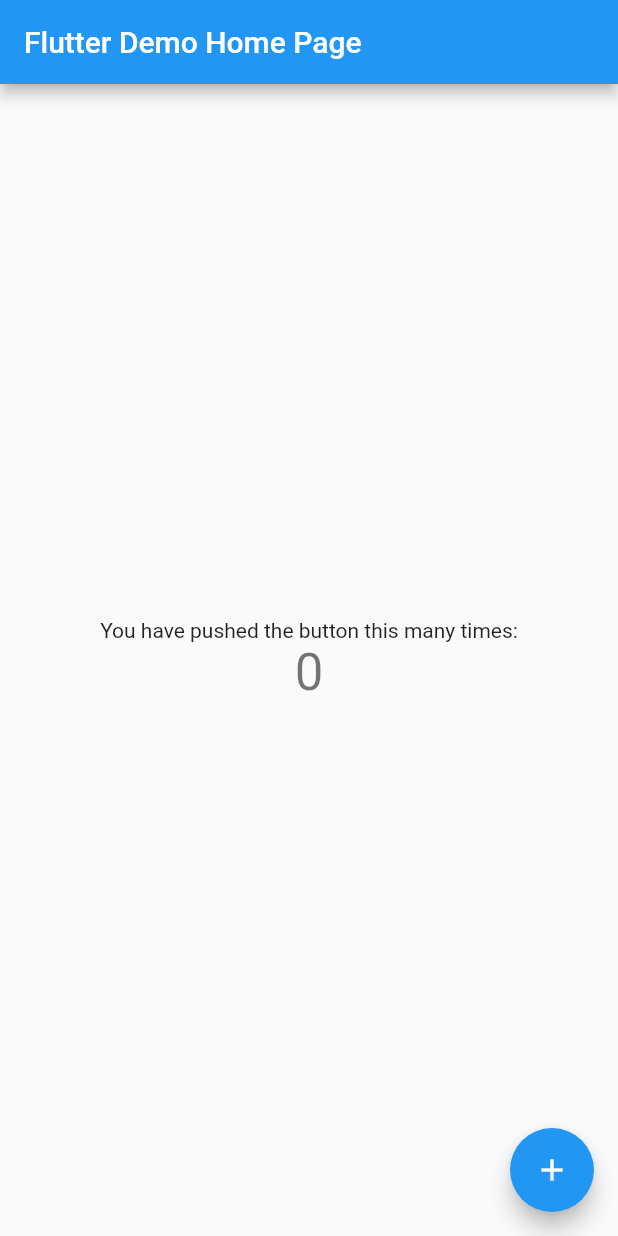
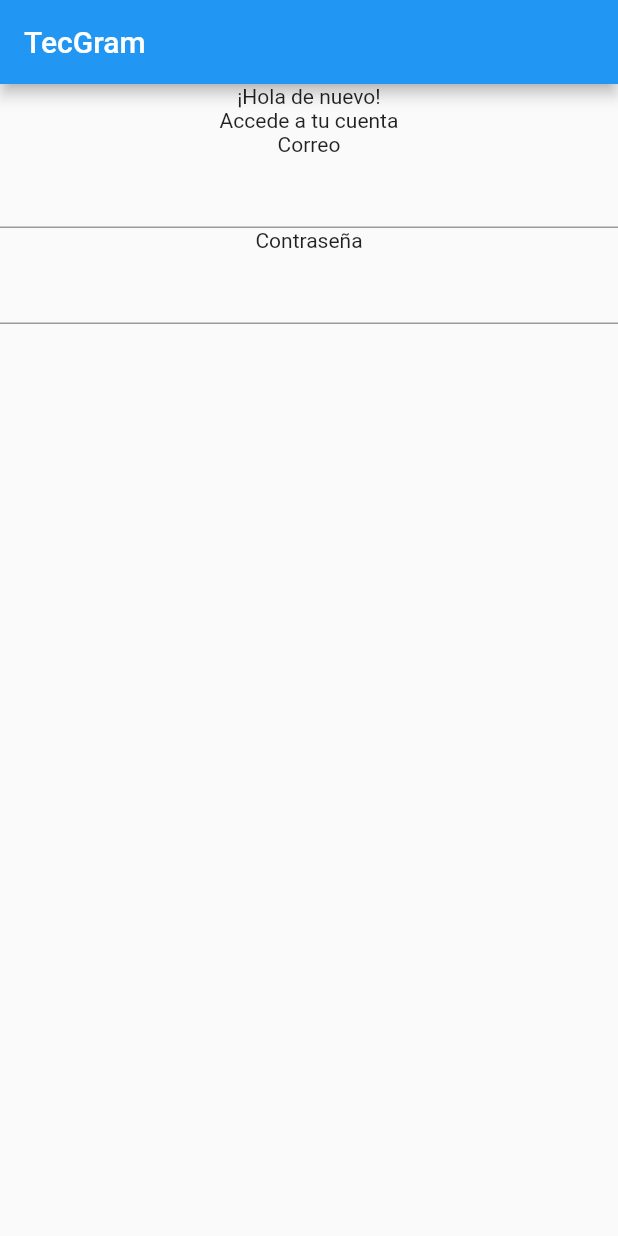
Before and after one commit to MARS42/TecGram, a Flutter app: the screen it shows after launch, on a phone screen of 412 x 824 dp. Run offline on Flutter 3.47's test engine with Material 2 defaults, Android fonts, the phone set to English and light mode, and no system bars; our stand-ins replace flutter_secure_storage.

Commit message:
Agregada librería Flutter secure storage e implementación de vistas sin funcionamiento de Home y Login.

```diff
--- /dev/null
+++ b/lib/api/Auth.dart
@@ -0,0 +1,4 @@
+class Auth {
+  login(String correo, String password) async {
+  }
+}
--- a/lib/main.dart
+++ b/lib/main.dart
@@ -1,115 +1,33 @@
 import 'package:flutter/material.dart';
+import 'package:tecgram_app/pages/home_page.dart';
+import 'package:tecgram_app/pages/login_page.dart';
+import 'package:tecgram_app/pages/splash_page.dart';
 
 void main() {
   runApp(const MyApp());
 }
 
+/// Widget root de la aplicación
 class MyApp extends StatelessWidget {
   const MyApp({Key? key}) : super(key: key);
 
-  // This widget is the root of your application.
   @override
   Widget build(BuildContext context) {
     return MaterialApp(
       title: 'Flutter Demo',
-      theme: ThemeData(
-        // This is the theme of your application.
-        //
-        // Try running your application with "flutter run". You'll see the
-        // application has a blue toolbar. Then, without quitting the app, try
-        // changing the primarySwatch below to Colors.green and then invoke
-        // "hot reload" (press "r" in the console where you ran "flutter run",
-        // or simply save your changes to "hot reload" in a Flutter IDE).
-        // Notice that the counter didn't reset back to zero; the application
-        // is not restarted.
-        primarySwatch: Colors.blue,
-      ),
-      home: const MyHomePage(title: 'Flutter Demo Home Page'),
+      theme: ThemeData(primarySwatch: Colors.blue),
+
+      //Pantalla por defecto al abrir la aplicación
+      home: SplashPage(),
+
+      //Rutas desde esta pantalla
+      routes: {
+        //Ruta a la vista de login
+        'login': (BuildContext context) => LoginPage(),
+
+        //Ruta a la vista de home
+        'home': (BuildContext context) => HomePage(),
+      },
     );
   }
 }
-
-class MyHomePage extends StatefulWidget {
-  const MyHomePage({Key? key, required this.title}) : super(key: key);
-
-  // This widget is the home page of your application. It is stateful, meaning
-  // that it has a State object (defined below) that contains fields that affect
-  // how it looks.
-
-  // This class is the configuration for the state. It holds the values (in this
-  // case the title) provided by the parent (in this case the App widget) and
-  // used by the build method of the State. Fields in a Widget subclass are
-  // always marked "final".
-
-  final String title;
-
-  @override
-  State<MyHomePage> createState() => _MyHomePageState();
-}
-
-class _MyHomePageState extends State<MyHomePage> {
-  int _counter = 0;
-
-  void _incrementCounter() {
-    setState(() {
-      // This call to setState tells the Flutter framework that something has
-      // changed in this State, which causes it to rerun the build method below
-      // so that the display can reflect the updated values. If we changed
-      // _counter without calling setState(), then the build method would not be
-      // called again, and so nothing would appear to happen.
-      _counter++;
-    });
-  }
-
-  @override
-  Widget build(BuildContext context) {
-    // This method is rerun every time setState is called, for instance as done
-    // by the _incrementCounter method above.
-    //
-    // The Flutter framework has been optimized to make rerunning build methods
-    // fast, so that you can just rebuild anything that needs updating rather
-    // than having to individually change instances of widgets.
-    return Scaffold(
-      appBar: AppBar(
-        // Here we take the value from the MyHomePage object that was created by
-        // the App.build method, and use it to set our appbar title.
-        title: Text(widget.title),
-      ),
-      body: Center(
-        // Center is a layout widget. It takes a single child and positions it
-        // in the middle of the parent.
-        child: Column(
-          // Column is also a layout widget. It takes a list of children and
-          // arranges them vertically. By default, it sizes itself to fit its
-          // children horizontally, and tries to be as tall as its parent.
-          //
-          // Invoke "debug painting" (press "p" in the console, choose the
-          // "Toggle Debug Paint" action from the Flutter Inspector in Android
-          // Studio, or the "Toggle Debug Paint" command in Visual Studio Code)
-          // to see the wireframe for each widget.
-          //
-          // Column has various properties to control how it sizes itself and
-          // how it positions its children. Here we use mainAxisAlignment to
-          // center the children vertically; the main axis here is the vertical
-          // axis because Columns are vertical (the cross axis would be
-          // horizontal).
-          mainAxisAlignment: MainAxisAlignment.center,
-          children: <Widget>[
-            const Text(
-              'You have pushed the button this many times:',
-            ),
-            Text(
-              '$_counter',
-              style: Theme.of(context).textTheme.headline4,
-            ),
-          ],
-        ),
-      ),
-      floatingActionButton: FloatingActionButton(
-        onPressed: _incrementCounter,
-        tooltip: 'Increment',
-        child: const Icon(Icons.add),
-      ), // This trailing comma makes auto-formatting nicer for build methods.
-    );
-  }
-}
--- /dev/null
+++ b/lib/pages/login_page.dart
@@ -0,0 +1,91 @@
+import 'package:flutter/cupertino.dart';
+import 'package:flutter/material.dart';
+import 'package:tecgram_app/api/Auth.dart';
+
+/// Página de Login y registro
+class LoginPage extends StatefulWidget {
+  const LoginPage ({Key? key}) : super(key: key);
+
+  @override
+  State<LoginPage> createState() => _LoginPageState();
+}
+
+class _LoginPageState extends State<LoginPage> {
+
+  final _formulario = GlobalKey<FormState>();
+  final controllerEmail = TextEditingController();
+  final controllerPassword = TextEditingController();
+
+  bool cargando = false;
+
+  @override
+  Widget build(BuildContext context) {
+
+    return Scaffold(
+      appBar: AppBar(title: Text("TecGram"),),
+      body: Column(
+        children: [
+          Text("¡Hola de nuevo!"),
+          Text("Accede a tu cuenta"),
+          Form(
+            key: _formulario,
+            child: !cargando
+                ? Column(
+              children: [
+                crearCampo(etiqueta: "Correo", context: context, controller: controllerEmail),
+                crearCampo(etiqueta: "Contraseña", ocultable: true, context: context, controller: controllerPassword),
+                MaterialButton(onPressed:  () => verificarFormulario(_formulario, context))
+              ],
+                )
+                : CupertinoActivityIndicator(radius: 20,),
+          )
+        ],
+      )
+    );
+  }
+
+  void verificarFormulario(formulario, BuildContext context) async{
+    if (formulario.currentState!.validate()) {
+      setState(() {
+        cargando = true;
+      });
+      final auth = Auth();
+      final res = await auth.login(controllerEmail.text, controllerPassword.text);
+      setState(() {
+        cargando = false;
+      });
+
+      if (res != "ok") {
+        ScaffoldMessenger.of(context).showSnackBar(
+          const SnackBar(content: Text("Contreña o usuario inválidos"),
+          duration: Duration(seconds: 2),
+          behavior: SnackBarBehavior.floating,
+          padding: EdgeInsets.all(4.0),)
+        );
+      } else {
+        Navigator.pushReplacementNamed(
+            context, "home");
+      }
+    }
+  }
+}
+
+Widget crearCampo(
+    { etiqueta,
+      ocultable = false,
+      required BuildContext context,
+      required TextEditingController controller }) {
+  return Column(
+    children: [
+      Text(etiqueta),
+      TextFormField(
+        validator: (value) {
+          if(value != null && value.isEmpty)
+            return etiqueta + ' está vacío';
+        },
+        controller: controller,
+        obscureText: ocultable,
+      )
+    ],
+  );
+}
--- a/pubspec.yaml
+++ b/pubspec.yaml
@@ -34,6 +34,7 @@
   # The following adds the Cupertino Icons font to your application.
   # Use with the CupertinoIcons class for iOS style icons.
   cupertino_icons: ^1.0.2
+  flutter_secure_storage: ^5.0.2
 
 dev_dependencies:
   flutter_test:
```
Also changed, not shown: lib/pages/home_page.dart (added, +16 -0 lines), lib/pages/splash_page.dart (added, +51 -0 lines), lib/session/session.dart (added, +26 -0 lines), pubspec.lock, 1 other file.
